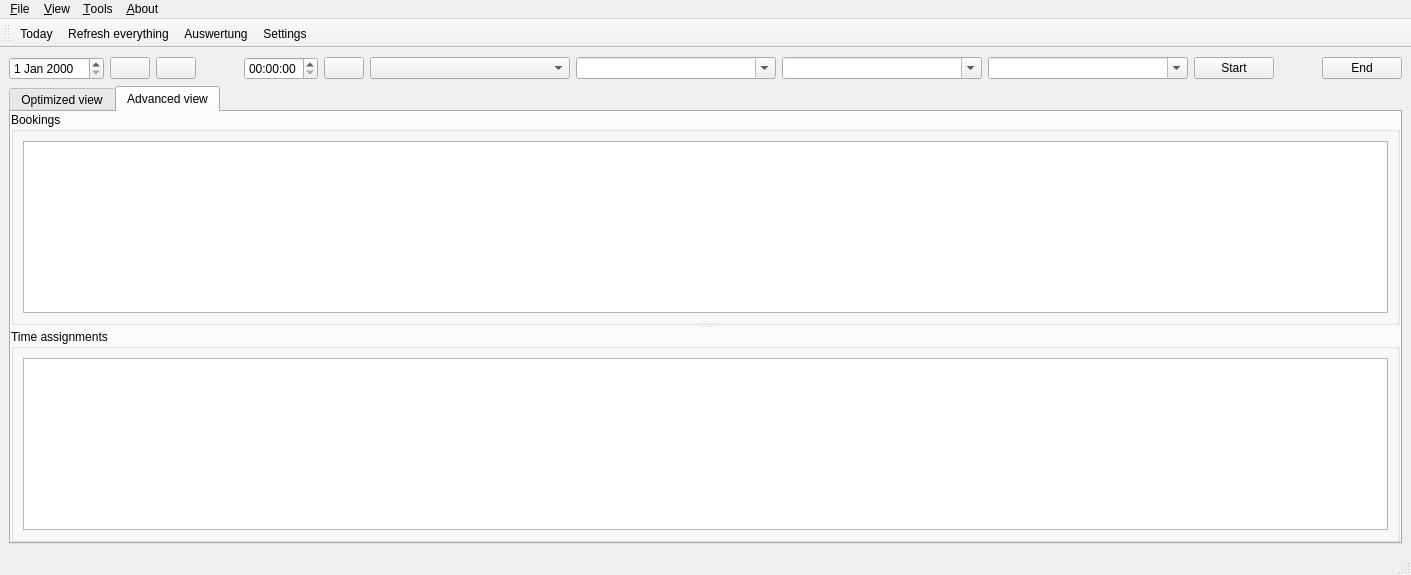
First picture: the form in zeiterfassunglib/mainwindow.ui, repository qohelet/QtZeiterfassung, before the edit.
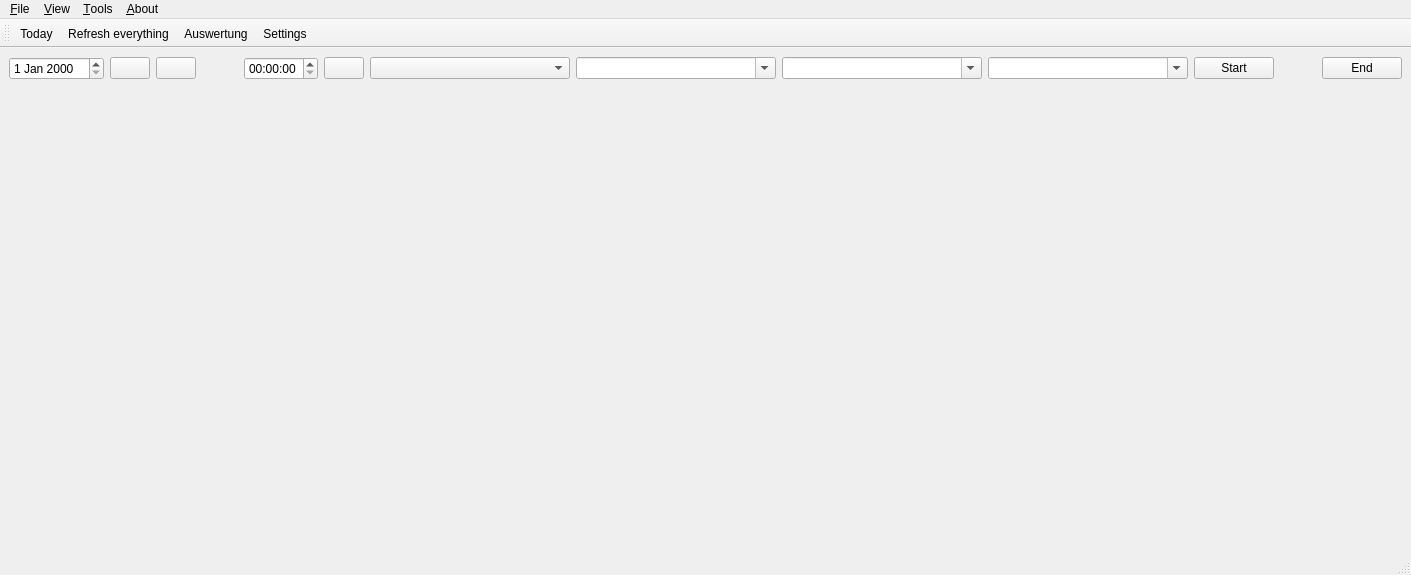
Second picture: the form after the edit. The open tabs and pages were chosen to show the change. Icons and pictures are not drawn.

Commit message: Moved advanced view code into plugin

```diff
--- a/zeiterfassunglib/mainwindow.ui
+++ b/zeiterfassunglib/mainwindow.ui
@@ -167,10 +167,6 @@
      </layout>
     </item>
     <item>
-     <widget class="QTabWidget" name="tabWidget">
-      <property name="currentIndex">
-       <number>0</number>
-      </property>
       <widget class="QScrollArea" name="scrollArea">
        <property name="frameShape">
         <enum>QFrame::NoFrame</enum>
@@ -181,56 +177,16 @@
        <property name="widgetResizable">
         <bool>true</bool>
        </property>
-       <attribute name="title">
-        <string>Optimized view</string>
-       </attribute>
        <widget class="QWidget" name="widgetWeek">
         <property name="geometry">
          <rect>
           <x>0</x>
           <y>0</y>
-          <width>1389</width>
-          <height>409</height>
+         <width>1393</width>
+         <height>440</height>
          </rect>
         </property>
         <layout class="QHBoxLayout" name="layoutWeek"/>
-       </widget>
-      </widget>
-      <widget class="QSplitter" name="splitter">
-       <property name="orientation">
-        <enum>Qt::Vertical</enum>
-       </property>
-       <attribute name="title">
-        <string>Advanced view</string>
-       </attribute>
-       <widget class="QGroupBox" name="groupBoxBookings">
-        <property name="title">
-         <string>Bookings</string>
-        </property>
-        <layout class="QHBoxLayout">
-         <item>
-          <widget class="QTreeView" name="treeViewBookings">
-           <property name="contextMenuPolicy">
-            <enum>Qt::CustomContextMenu</enum>
-           </property>
-          </widget>
-         </item>
-        </layout>
-       </widget>
-       <widget class="QGroupBox" name="groupBoxTimeAssignments">
-        <property name="title">
-         <string>Time assignments</string>
-        </property>
-        <layout class="QHBoxLayout">
-         <item>
-          <widget class="QTreeView" name="treeViewTimeAssignments">
-           <property name="contextMenuPolicy">
-            <enum>Qt::CustomContextMenu</enum>
-           </property>
-          </widget>
-         </item>
-        </layout>
-       </widget>
       </widget>
      </widget>
     </item>
```
Lines whose indentation alone changed are shown as unchanged. The commit also changes 25 other files.
